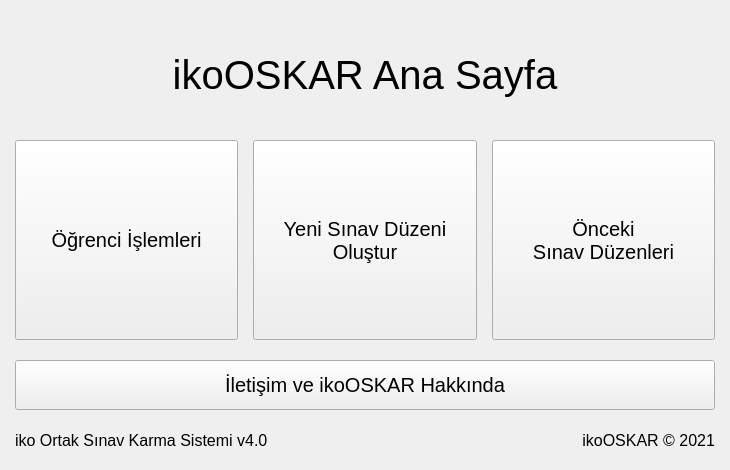
ikolomiko/ikooskar-qt, file mainpage.ui: the form before one commit.
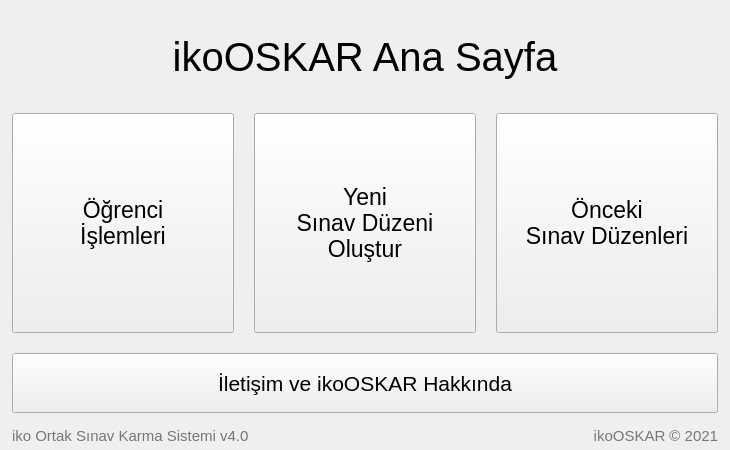
The form after the commit. Icons and pictures are not drawn.

Diff of the .ui file:
```diff
--- a/mainpage.ui
+++ b/mainpage.ui
@@ -7,19 +7,25 @@
     <x>0</x>
     <y>0</y>
     <width>730</width>
-    <height>470</height>
+    <height>450</height>
    </rect>
   </property>
+  <property name="sizePolicy">
+   <sizepolicy hsizetype="Fixed" vsizetype="Fixed">
+    <horstretch>0</horstretch>
+    <verstretch>0</verstretch>
+   </sizepolicy>
+  </property>
   <property name="minimumSize">
    <size>
     <width>730</width>
-    <height>470</height>
+    <height>450</height>
    </size>
   </property>
   <property name="maximumSize">
    <size>
     <width>730</width>
-    <height>470</height>
+    <height>450</height>
    </size>
   </property>
   <property name="windowTitle">
@@ -36,61 +42,55 @@
    <property name="autoFillBackground">
     <bool>true</bool>
    </property>
-   <layout class="QGridLayout" name="gridLayout">
+   <property name="styleSheet">
+    <string notr="true"/>
+   </property>
+   <layout class="QVBoxLayout" name="verticalLayout">
+    <property name="spacing">
+     <number>10</number>
+    </property>
     <property name="leftMargin">
-     <number>15</number>
+     <number>12</number>
+    </property>
+    <property name="topMargin">
+     <number>0</number>
     </property>
     <property name="rightMargin">
-     <number>15</number>
+     <number>12</number>
     </property>
     <property name="bottomMargin">
-     <number>0</number>
+     <number>5</number>
     </property>
-    <property name="horizontalSpacing">
-     <number>15</number>
-    </property>
-    <property name="verticalSpacing">
+    <item>
+     <layout class="QGridLayout" name="gridLayout">
+      <property name="topMargin">
+       <number>20</number>
+      </property>
+      <property name="bottomMargin">
      <number>0</number>
     </property>
-    <item row="1" column="0">
-     <widget class="QPushButton" name="pushButton">
-      <property name="minimumSize">
-       <size>
-        <width>0</width>
-        <height>200</height>
-       </size>
+      <property name="spacing">
+       <number>20</number>
       </property>
-      <property name="font">
-       <font>
-        <pointsize>15</pointsize>
-       </font>
-      </property>
-      <property name="text">
-       <string>Öğrenci İşlemleri</string>
-      </property>
-      <property name="default">
-       <bool>false</bool>
-      </property>
-      <property name="flat">
-       <bool>false</bool>
-      </property>
-     </widget>
-    </item>
     <item row="1" column="1">
      <widget class="QPushButton" name="pushButton_2">
       <property name="minimumSize">
        <size>
         <width>0</width>
-        <height>200</height>
+          <height>220</height>
        </size>
       </property>
       <property name="font">
        <font>
-        <pointsize>15</pointsize>
-       </font>
-      </property>
+          <pointsize>17</pointsize>
+         </font>
+        </property>
+        <property name="styleSheet">
+         <string notr="true"/>
+        </property>
       <property name="text">
-       <string>Yeni Sınav Düzeni
+         <string>Yeni 
+Sınav Düzeni
 Oluştur</string>
       </property>
       <property name="autoDefault">
@@ -98,57 +98,67 @@
       </property>
      </widget>
     </item>
-    <item row="0" column="0" colspan="3">
-     <widget class="QLabel" name="label">
-      <property name="maximumSize">
-       <size>
-        <width>16777215</width>
-        <height>91</height>
-       </size>
-      </property>
-      <property name="font">
-       <font>
-        <pointsize>30</pointsize>
-       </font>
-      </property>
-      <property name="text">
-       <string>ikoOSKAR Ana Sayfa</string>
-      </property>
-      <property name="alignment">
-       <set>Qt::AlignCenter</set>
-      </property>
-     </widget>
-    </item>
     <item row="1" column="2">
      <widget class="QPushButton" name="pushButton_3">
       <property name="minimumSize">
        <size>
         <width>0</width>
-        <height>200</height>
+          <height>220</height>
        </size>
       </property>
       <property name="font">
        <font>
-        <pointsize>15</pointsize>
-       </font>
-      </property>
+          <pointsize>17</pointsize>
+         </font>
+        </property>
+        <property name="styleSheet">
+         <string notr="true"/>
+        </property>
       <property name="text">
        <string>Önceki 
 Sınav Düzenleri</string>
       </property>
      </widget>
     </item>
+      <item row="1" column="0">
+       <widget class="QPushButton" name="btn_database">
+        <property name="minimumSize">
+         <size>
+          <width>0</width>
+          <height>220</height>
+         </size>
+        </property>
+        <property name="font">
+         <font>
+          <pointsize>17</pointsize>
+         </font>
+        </property>
+        <property name="styleSheet">
+         <string notr="true"/>
+        </property>
+        <property name="text">
+         <string>Öğrenci 
+İşlemleri</string>
+        </property>
+        <property name="default">
+         <bool>false</bool>
+        </property>
+        <property name="flat">
+         <bool>false</bool>
+        </property>
+       </widget>
+      </item>
     <item row="2" column="0" colspan="3">
      <widget class="QPushButton" name="pushButton_4">
       <property name="minimumSize">
        <size>
         <width>0</width>
-        <height>50</height>
+          <height>60</height>
        </size>
       </property>
       <property name="font">
        <font>
-        <pointsize>15</pointsize>
+          <pointsize>16</pointsize>
        </font>
       </property>
       <property name="text">
@@ -156,8 +166,48 @@
       </property>
      </widget>
     </item>
-    <item row="4" column="0" colspan="2">
-     <widget class="QLabel" name="label_2">
+      <item row="0" column="0" colspan="3">
+       <widget class="QLabel" name="label">
+        <property name="minimumSize">
+         <size>
+          <width>0</width>
+          <height>70</height>
+         </size>
+        </property>
+        <property name="maximumSize">
+         <size>
+          <width>1028</width>
+          <height>100</height>
+         </size>
+        </property>
+        <property name="font">
+         <font>
+          <pointsize>30</pointsize>
+         </font>
+        </property>
+        <property name="text">
+         <string>ikoOSKAR Ana Sayfa</string>
+        </property>
+        <property name="scaledContents">
+         <bool>true</bool>
+        </property>
+        <property name="alignment">
+         <set>Qt::AlignCenter</set>
+        </property>
+        <property name="margin">
+         <number>0</number>
+        </property>
+       </widget>
+      </item>
+     </layout>
+    </item>
+    <item>
+     <layout class="QHBoxLayout" name="horizontalLayout">
+      <property name="spacing">
+       <number>0</number>
+      </property>
+      <item>
+       <widget class="QLabel" name="label_version">
       <property name="sizePolicy">
        <sizepolicy hsizetype="Preferred" vsizetype="Preferred">
         <horstretch>0</horstretch>
@@ -167,20 +217,23 @@
       <property name="minimumSize">
        <size>
         <width>0</width>
-        <height>20</height>
+          <height>22</height>
        </size>
       </property>
       <property name="maximumSize">
        <size>
         <width>16777215</width>
-        <height>20</height>
+          <height>22</height>
        </size>
       </property>
       <property name="font">
        <font>
-        <pointsize>12</pointsize>
-       </font>
-      </property>
+          <pointsize>11</pointsize>
+         </font>
+        </property>
+        <property name="styleSheet">
+         <string notr="true">color:  rgb(119, 118, 123)</string>
+        </property>
       <property name="text">
        <string>iko Ortak Sınav Karma Sistemi v4.0</string>
       </property>
@@ -189,13 +242,28 @@
       </property>
      </widget>
     </item>
-    <item row="4" column="2">
-     <widget class="QLabel" name="label_3">
+      <item>
+       <widget class="QLabel" name="label_copyright">
+        <property name="minimumSize">
+         <size>
+          <width>0</width>
+          <height>22</height>
+         </size>
+        </property>
+        <property name="maximumSize">
+         <size>
+          <width>16777215</width>
+          <height>22</height>
+         </size>
+        </property>
       <property name="font">
        <font>
-        <pointsize>12</pointsize>
-       </font>
-      </property>
+          <pointsize>11</pointsize>
+         </font>
+        </property>
+        <property name="styleSheet">
+         <string notr="true">color:  rgb(119, 118, 123)</string>
+        </property>
       <property name="text">
        <string>ikoOSKAR © 2021</string>
       </property>
@@ -205,6 +273,8 @@
      </widget>
     </item>
    </layout>
+    </item>
+   </layout>
   </widget>
  </widget>
  <resources/>
```
Left out of the diff: 14 changed lines with no effect on the pictures. Lines whose indentation alone changed are shown as unchanged.
